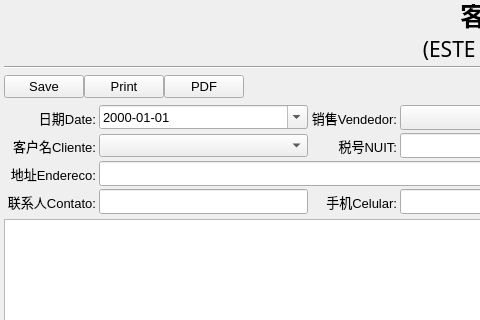
Qt form Ui/FormOrderMob.ui (golden7602/zion) before a commit; both pictures show x 0 to 480 and y 0 to 320 of the 913 by 539 pixel window.
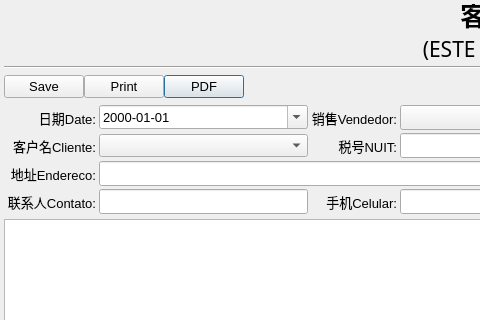
The same form after that commit. Icons and pictures are not drawn.

```diff
--- a/Ui/FormOrderMob.ui
+++ b/Ui/FormOrderMob.ui
@@ -277,6 +277,9 @@
            <height>16</height>
           </size>
          </property>
+         <property name="default">
+          <bool>true</bool>
+         </property>
         </widget>
        </item>
       </layout>
```
